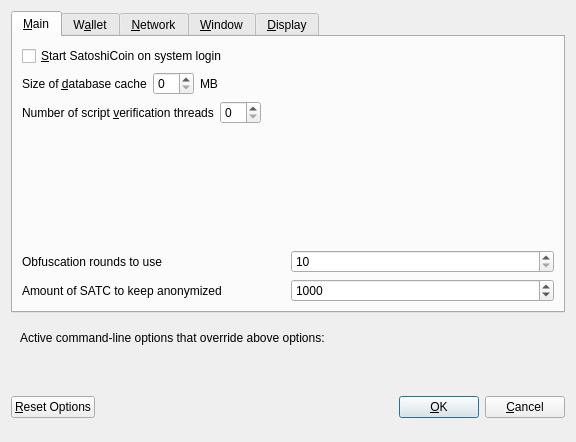
Old version of the form src/qt/forms/optionsdialog.ui in the repository SatoshiCoin-Crypto/SWYFT.Network-SATC.
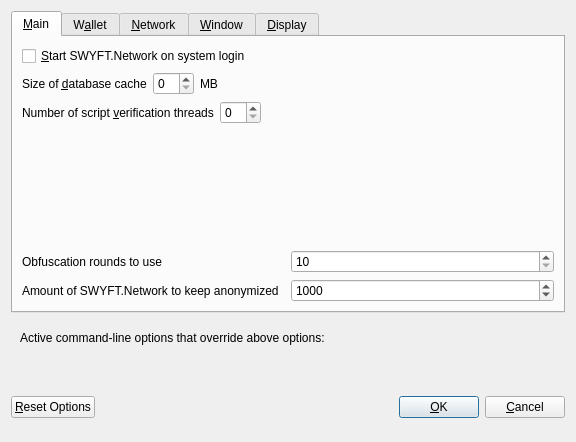
New version of the form. The open tabs and pages were chosen to show the change. Custom widgets are drawn as their Qt base class.

Commit message: v1.0.3.0 Rebranding to SWYFT

The edit to the form file:
```diff
--- a/src/qt/forms/optionsdialog.ui
+++ b/src/qt/forms/optionsdialog.ui
@@ -33,7 +33,7 @@
           <string>Automatically start SatoshiCoin after logging in to the system.</string>
          </property>
          <property name="text">
-          <string>&amp;Start SatoshiCoin on system login</string>
+          <string>&amp;Start SWYFT.Network on system login</string>
          </property>
         </widget>
        </item>
@@ -174,7 +174,7 @@
             <string notr="true"/>
            </property>
            <property name="text">
-            <string>Amount of SATC to keep anonymized</string>
+            <string>Amount of SWYFT.Network to keep anonymized</string>
            </property>
           </widget>
          </item>
```
Left out of the diff: 8 changed lines with no effect on the pictures. The commit also changes 349 other files.
